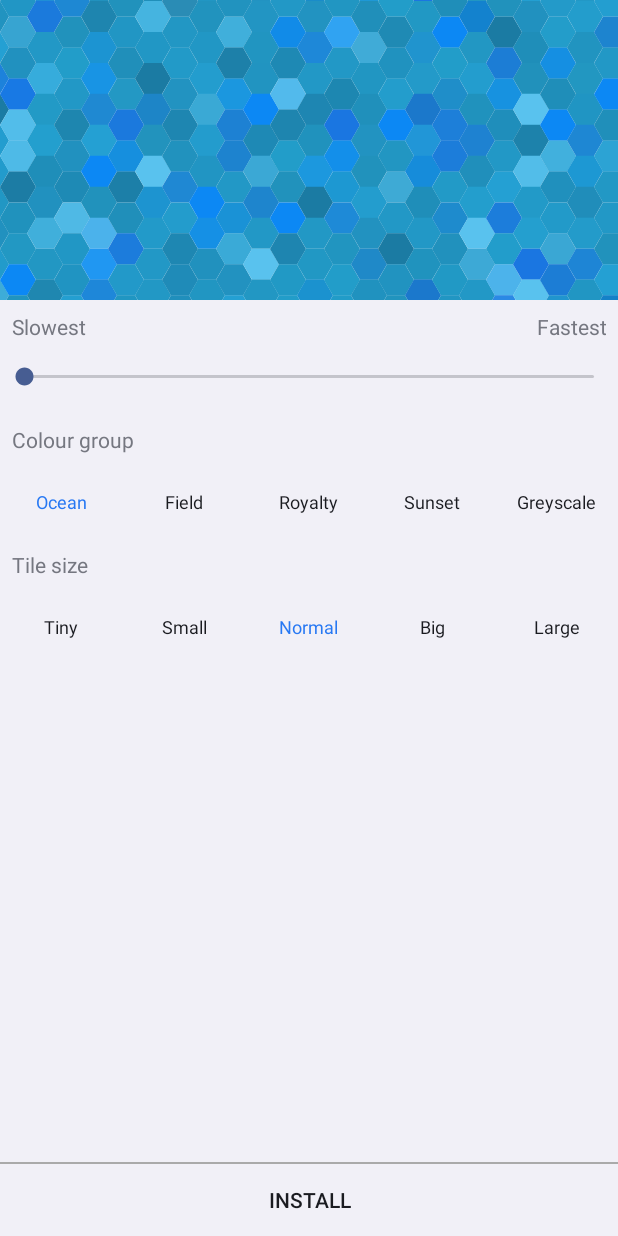
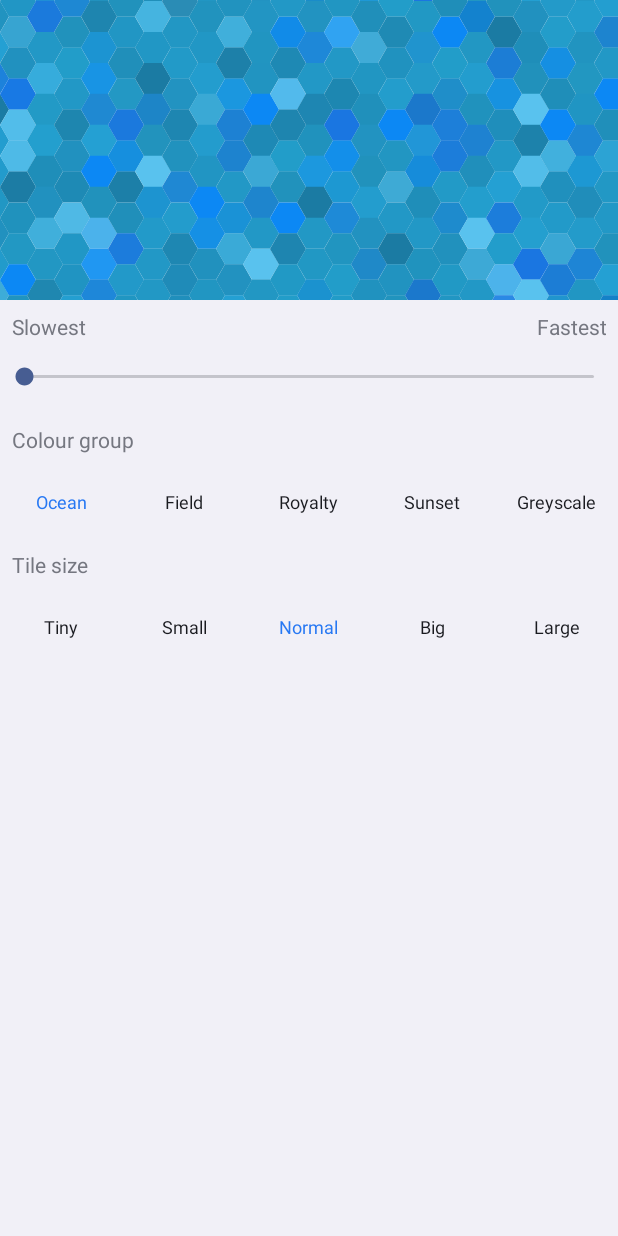
Before and after one commit to randauto/HexLiveWallpaper, an Android app: the screen it shows after launch (SettingsActivity), on a phone screen of 412 x 824 dp. Run offline under Robolectric (Android 15) with nearby library versions, the phone set to English and light mode, and no system bars.

Commit message:
Remove install button from settings activity, and remove it from launcher

```diff
--- a/app/src/main/AndroidManifest.xml
+++ b/app/src/main/AndroidManifest.xml
@@ -12,7 +12,7 @@
         android:label="@string/app_name"
         android:theme="@style/SettingsTheme" >
         <service
-            android:name=".wallpaper.GridWallpaper"
+            android:name=".wallpaper.HexWallpaper"
             android:enabled="true"
             android:exported="true"
             android:permission="android.permission.BIND_WALLPAPER" >
@@ -29,7 +29,7 @@
 
         <activity android:name=".SettingsActivity"
             android:screenOrientation="sensorPortrait"
-            android:exported="true" >
+            android:exported="false" >
             <intent-filter>
                 <category android:name="android.intent.category.PREFERENCE" />
             </intent-filter>
--- a/app/src/main/res/layout/activity_settings.xml
+++ b/app/src/main/res/layout/activity_settings.xml
@@ -133,16 +133,4 @@
             </LinearLayout>
         </LinearLayout>
     </ScrollView>
-
-    <View
-        android:layout_width="match_parent"
-        android:layout_height="1dp"
-        android:background="#aaaaaa" />
-
-    <Button
-        android:id="@+id/install"
-        style="@android:style/Widget.Material.Button.Borderless"
-        android:layout_width="match_parent"
-        android:layout_height="wrap_content"
-        android:text="@string/install" />
 </LinearLayout>
```
Also changed, not shown: app/src/main/java/com/moorhenapps/bluehex/SettingsActivity.java (+0 -14 lines).
